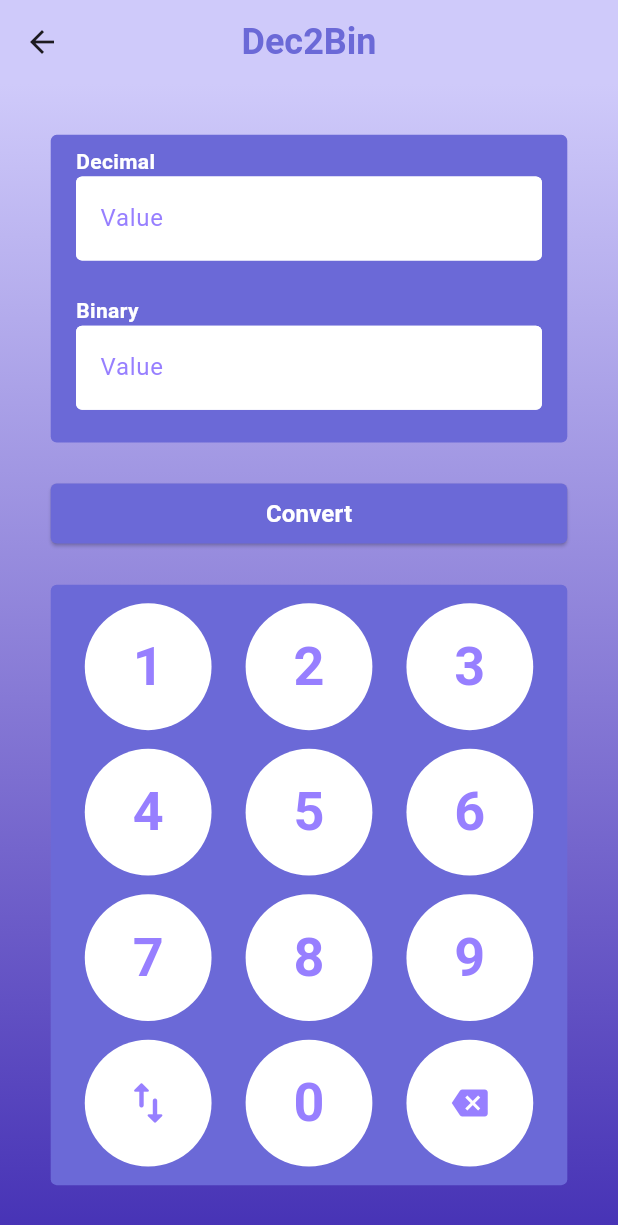
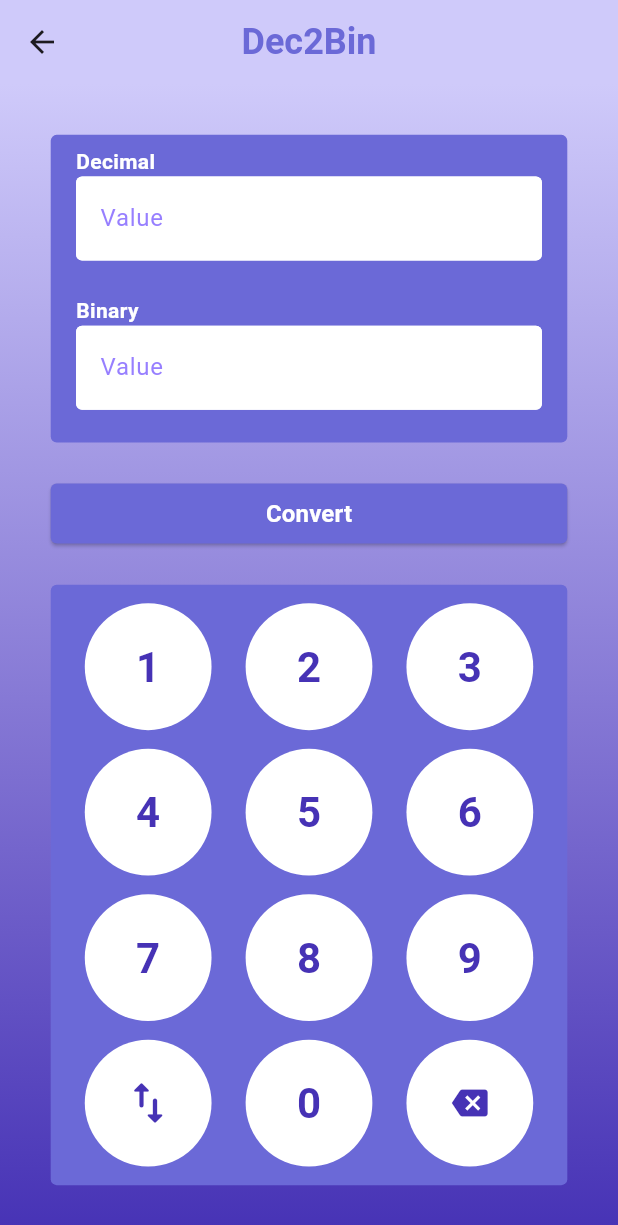
Before and after one commit to jagrati7305/binary-to-decimal-convertor, a Flutter app: the DecimalToBinaryScreen screen opened directly, on a phone screen of 412 x 824 dp. Shown: the top 1225 px of the screen. Run offline on Flutter 3.47's test engine with Material 3 defaults, Android fonts, the light colour scheme and no system bars.

Commit message:
Button Properties Modified

```diff
--- a/lib/widgets/button.dart
+++ b/lib/widgets/button.dart
@@ -6,11 +6,15 @@ class Button extends StatefulWidget {
   final String num;
   final IconData ?icon;
   final double? iconsize;
+  final double? numsize;
+  final Color? numcolor;
   const Button({
     super.key,
     required this.num,
     this.icon,
-    this.iconsize=24
+    this.iconsize=24,
+    this.numcolor,
+    this.numsize=36
     });
 
   @override
@@ -29,13 +33,13 @@ class _ButtonState extends State<Button> {
         Text(
           widget.num,
           style: TextStyle(
-            color: AppColor.lightPurple,
+            color: widget.numcolor,
             fontWeight: FontWeight.w700,
-            fontSize: 36
+            fontSize: widget.numsize
           ),
         ):Icon(
           widget.icon,
-          color: AppColor.lightPurple,
+          color: widget.numcolor,
           size: widget.iconsize,
         ),
       ),
```
